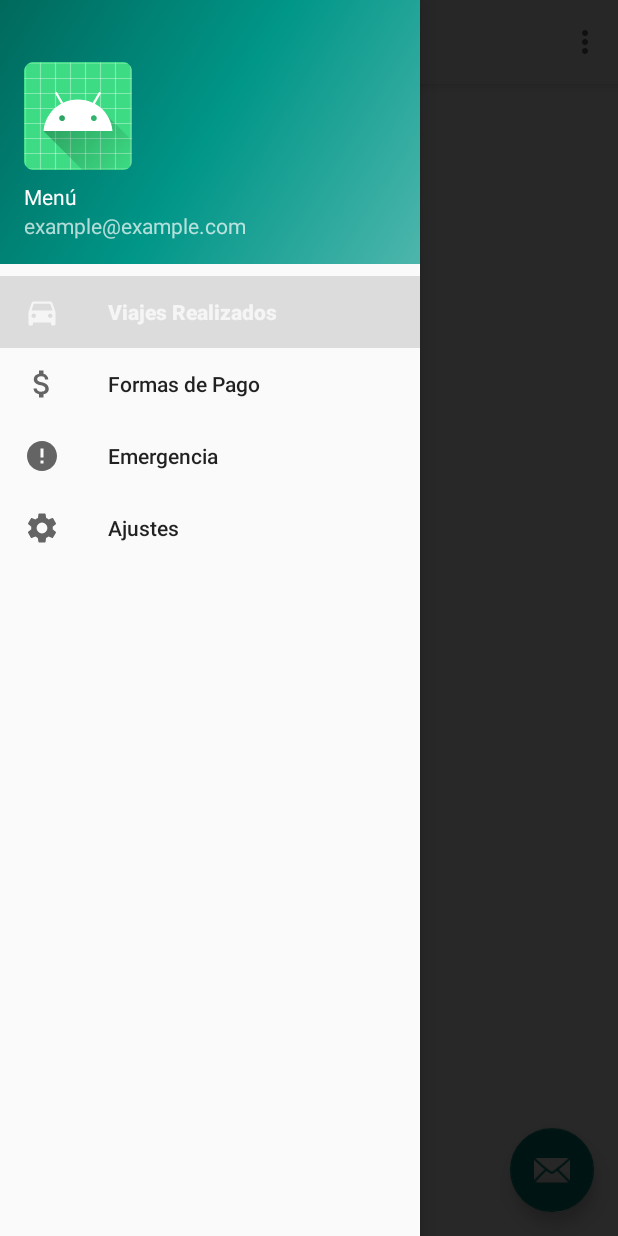
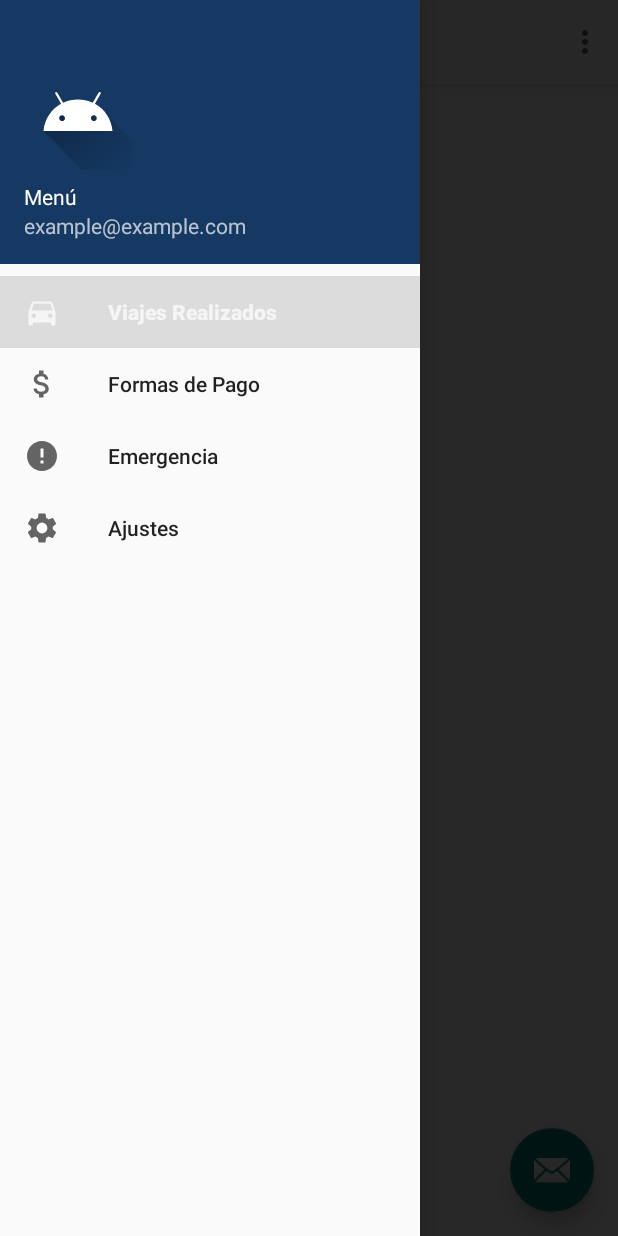
Before and after one commit to BricardoL/KotlinRIDE, an Android app: the ClientActivity screen opened directly, with no data from a screen before it, with the side drawer open, on a phone screen of 412 x 824 dp. Run offline under Robolectric (Android 15) with nearby library versions, the phone set to English and light mode, and no system bars; our stand-ins replace Firebase (no records; nobody signed in at launch, a user with empty details on screens opened directly), Volley, navigation-ui; Roboto replaces fonts that are not available here.

Commit message:
Ajustes de estilo del menu

```diff
--- /dev/null
+++ b/TransporteUniversitarioApp/app/src/main/res/drawable/ic_launcher_foreground.xml
@@ -0,0 +1,13 @@
+<vector xmlns:android="http://schemas.android.com/apk/res/android"
+    android:width="108dp"
+    android:height="108dp"
+    android:viewportWidth="41.37931"
+    android:viewportHeight="41.37931"
+    android:tint="#000000">
+  <group android:translateX="8.689655"
+      android:translateY="8.689655">
+      <path
+          android:fillColor="#FF000000"
+          android:pathData="M12,2C6.48,2 2,6.48 2,12s4.48,10 10,10 10,-4.48 10,-10S17.52,2 12,2zM12,5c1.66,0 3,1.34 3,3s-1.34,3 -3,3 -3,-1.34 -3,-3 1.34,-3 3,-3zM12,19.2c-2.5,0 -4.71,-1.28 -6,-3.22 0.03,-1.99 4,-3.08 6,-3.08 1.99,0 5.97,1.09 6,3.08 -1.29,1.94 -3.5,3.22 -6,3.22z"/>
+  </group>
+</vector>
--- a/TransporteUniversitarioApp/app/src/main/res/layout/nav_header_main.xml
+++ b/TransporteUniversitarioApp/app/src/main/res/layout/nav_header_main.xml
@@ -3,7 +3,7 @@
     xmlns:app="http://schemas.android.com/apk/res-auto"
     android:layout_width="match_parent"
     android:layout_height="@dimen/nav_header_height"
-    android:background="@drawable/side_nav_bar"
+    android:background="#163963"
     android:gravity="bottom"
     android:orientation="vertical"
     android:paddingLeft="@dimen/activity_horizontal_margin"
@@ -18,7 +18,7 @@
         android:layout_height="wrap_content"
         android:contentDescription="@string/nav_header_desc"
         android:paddingTop="@dimen/nav_header_vertical_spacing"
-        app:srcCompat="@mipmap/ic_launcher_round" />
+        app:srcCompat="@mipmap/ic_launcher" />
 
     <TextView
         android:layout_width="match_parent"
--- a/TransporteUniversitarioApp/app/src/main/res/mipmap-anydpi-v26/ic_launcher.xml
+++ b/TransporteUniversitarioApp/app/src/main/res/mipmap-anydpi-v26/ic_launcher.xml
@@ -1,5 +1,5 @@
 <?xml version="1.0" encoding="utf-8"?>
 <adaptive-icon xmlns:android="http://schemas.android.com/apk/res/android">
-    <background android:drawable="@drawable/ic_launcher_background" />
-    <foreground android:drawable="@drawable/ic_launcher_foreground" />
+    <background android:drawable="@color/ic_launcher_background"/>
+    <foreground android:drawable="@drawable/ic_launcher_foreground"/>
 </adaptive-icon>
--- a/TransporteUniversitarioApp/app/src/main/res/mipmap-anydpi-v26/ic_launcher_round.xml
+++ b/TransporteUniversitarioApp/app/src/main/res/mipmap-anydpi-v26/ic_launcher_round.xml
@@ -1,5 +1,5 @@
 <?xml version="1.0" encoding="utf-8"?>
 <adaptive-icon xmlns:android="http://schemas.android.com/apk/res/android">
-    <background android:drawable="@drawable/ic_launcher_background" />
-    <foreground android:drawable="@drawable/ic_launcher_foreground" />
+    <background android:drawable="@color/ic_launcher_background"/>
+    <foreground android:drawable="@drawable/ic_launcher_foreground"/>
 </adaptive-icon>
--- a/TransporteUniversitarioApp/app/src/main/res/values/colors.xml
+++ b/TransporteUniversitarioApp/app/src/main/res/values/colors.xml
@@ -1,8 +1,8 @@
 <?xml version="1.0" encoding="utf-8"?>
 <resources>
-    <color name="colorPrimary">#FAFAFB</color>
+    <color name="colorPrimary">#173862</color>
     <color name="colorPrimaryDark">#525F7C</color>
     <color name="colorAccent">#A19D9C</color>
-    <color name="color_clientebtn">#3949AB</color>
+    <color name="color_clientebtn">#163963</color>
     <color name="color_conductor">#FFB300</color>
 </resources>
--- /dev/null
+++ b/TransporteUniversitarioApp/app/src/main/res/values/ic_launcher_background.xml
@@ -0,0 +1,4 @@
+<?xml version="1.0" encoding="utf-8"?>
+<resources>
+    <color name="ic_launcher_background">#163963</color>
+</resources>
```
Also changed, not shown: TransporteUniversitarioApp/app/src/main/res/drawable/ic_account_circle_black_24dp.xml (added, +9 -0 lines), TransporteUniversitarioApp/app/src/main/ic_launcher-playstore.png (added), TransporteUniversitarioApp/app/src/main/res/mipmap-hdpi/ic_launcher.png, TransporteUniversitarioApp/app/src/main/res/mipmap-hdpi/ic_launcher_round.png, TransporteUniversitarioApp/app/src/main/res/mipmap-mdpi/ic_launcher.png, TransporteUniversitarioApp/app/src/main/res/mipmap-mdpi/ic_launcher_round.png, TransporteUniversitarioApp/app/src/main/res/mipmap-xhdpi/ic_launcher.png, TransporteUniversitarioApp/app/src/main/res/mipmap-xhdpi/ic_launcher_round.png, TransporteUniversitarioApp/app/src/main/res/mipmap-xxhdpi/ic_launcher.png, TransporteUniversitarioApp/app/src/main/res/mipmap-xxhdpi/ic_launcher_round.png, TransporteUniversitarioApp/app/src/main/res/mipmap-xxxhdpi/ic_launcher.png, TransporteUniversitarioApp/app/src/main/res/mipmap-xxxhdpi/ic_launcher_round.png.
